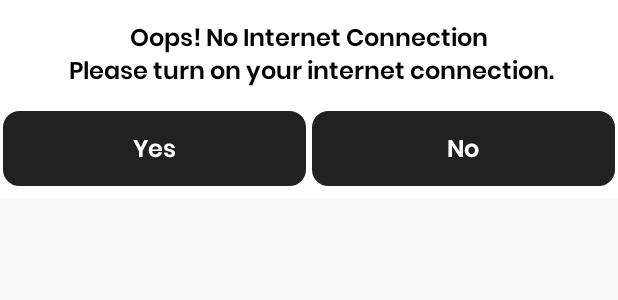
After one commit to ChamikaGit/tikDownloader, an Android app: the layout dialogfragment_no_internet.xml on its own in the app's theme, with its tools: preview values and no code run, on a phone screen of 412 x 824 dp. The commit adds this screen. Shown: the top 300 px of the screen. Run offline under Robolectric (Android 15) with nearby library versions, the phone set to English and light mode, and no system bars.

Commit message:
bug fixes added and no internet connection popup added

```diff
--- /dev/null
+++ b/app/src/main/res/layout/dialogfragment_no_internet.xml
@@ -0,0 +1,132 @@
+<?xml version="1.0" encoding="utf-8"?>
+<RelativeLayout xmlns:android="http://schemas.android.com/apk/res/android"
+    xmlns:app="http://schemas.android.com/apk/res-auto"
+    android:layout_width="match_parent"
+    android:layout_height="wrap_content">
+
+    <LinearLayout
+        android:layout_width="match_parent"
+        android:layout_height="wrap_content"
+        android:orientation="vertical">
+
+        <!--  This is your template view -->
+        <tikdownloader.tiktokvideodownloader.tiktokvideonowatermark.util.TemplateView
+            android:id="@+id/my_template"
+            android:layout_width="match_parent"
+            android:layout_height="match_parent"
+            android:visibility="gone"
+            app:gnt_template_type="@layout/gnt_small_template_view" />
+
+        <RelativeLayout
+            android:layout_width="match_parent"
+            android:layout_height="wrap_content"
+            android:layout_alignParentBottom="true"
+            android:background="@color/white"
+            android:elevation="3dp">
+
+            <!--        <RelativeLayout-->
+            <!--            android:id="@+id/headerContainer"-->
+            <!--            android:layout_width="match_parent"-->
+            <!--            android:layout_height="50dp"-->
+            <!--            android:layout_alignParentTop="true">-->
+
+            <!--            <TextView-->
+            <!--                android:id="@+id/tvClose"-->
+            <!--                android:layout_width="30dp"-->
+            <!--                android:layout_height="30dp"-->
+            <!--                android:layout_alignParentEnd="true"-->
+            <!--                android:layout_centerVertical="true"-->
+            <!--                android:layout_marginEnd="10dp"-->
+            <!--                android:background="@drawable/ic_close_black"-->
+            <!--                android:onClick="onClick" />-->
+
+
+            <!--        </RelativeLayout>-->
+
+            <RelativeLayout
+                android:layout_width="match_parent"
+                android:layout_height="wrap_content">
+
+                <TextView
+                    android:id="@+id/tvTitle"
+                    android:layout_width="match_parent"
+                    android:layout_height="wrap_content"
+                    android:layout_weight="1"
+                    android:gravity="center"
+                    android:padding="14dp"
+                    android:text="Oops! No Internet Connection\n Please turn on your internet connection."
+                    android:textAllCaps="false"
+                    android:textStyle="bold"
+                    android:textColor="@color/black"
+                    android:textSize="16sp" />
+
+
+                <!--            <com.google.android.gms.ads.AdView-->
+                <!--                android:id="@+id/adView"-->
+                <!--                android:layout_width="match_parent"-->
+                <!--                android:layout_height="wrap_content"-->
+                <!--                android:layout_below="@+id/tvTitle"-->
+                <!--                android:layout_marginTop="20dp"-->
+                <!--                android:layout_marginBottom="20dp"-->
+                <!--                ads:adSize="BANNER"-->
+                <!--                ads:adUnitId="@string/admob_banner_ad">-->
+
+                <!--            </com.google.android.gms.ads.AdView>-->
+
+
+                <LinearLayout
+                    android:layout_width="match_parent"
+                    android:layout_height="60dp"
+                    android:layout_below="@+id/tvTitle"
+                    android:orientation="horizontal"
+                    android:weightSum="2">
+
+                    <TextView
+                        android:id="@+id/tvYes"
+                        android:layout_width="match_parent"
+                        android:layout_height="wrap_content"
+                        android:layout_margin="2dp"
+                        android:layout_weight="1"
+                        android:background="@drawable/et_back"
+                        android:backgroundTint="@color/colorPrimaryDark"
+                        android:gravity="center"
+                        android:padding="14dp"
+                        android:text="Yes"
+                        android:textAllCaps="false"
+                        android:textStyle="bold"
+                        android:textColor="@color/white"
+                        android:textSize="16sp" />
+
+                    <TextView
+                        android:id="@+id/tvNo"
+                        android:layout_width="match_parent"
+                        android:layout_height="wrap_content"
+                        android:layout_margin="2dp"
+                        android:layout_weight="1"
+                        android:background="@drawable/et_back"
+                        android:backgroundTint="@color/colorPrimaryDark"
+                        android:gravity="center"
+                        android:padding="14dp"
+                        android:text="No"
+                        android:textAllCaps="false"
+                        android:textStyle="bold"
+                        android:textColor="@color/white"
+                        android:textSize="16sp" />
+
+
+                </LinearLayout>
+
+
+            </RelativeLayout>
+
+
+        </RelativeLayout>
+
+
+
+
+    </LinearLayout>
+
+
+
+</RelativeLayout>
```
Also changed, not shown: app/src/main/java/tikdownloader/tiktokvideodownloader/tiktokvideonowatermark/activity/MainActivity.java (+25 -2 lines), app/src/main/java/tikdownloader/tiktokvideodownloader/tiktokvideonowatermark/activity/SplashScreen.java (+26 -2 lines), app/src/main/java/tikdownloader/tiktokvideodownloader/tiktokvideonowatermark/activity/WebviewAcitivity.java (+43 -8 lines), app/src/main/java/tikdownloader/tiktokvideodownloader/tiktokvideonowatermark/dialogFragment/NoInternetDialogFragment.java (added, +84 -0 lines), app/src/main/res/layout/activity_main.xml (+4 -4 lines), app/src/main/res/layout/activity_webview.xml (+13 -1 lines), app/src/main/res/layout/dialogfragment_subscription.xml (+22 -10 lines), app/src/main/res/drawable-xxhdpi/search.webp (added), app/src/main/res/drawable-xxhdpi/trending.webp (added).
